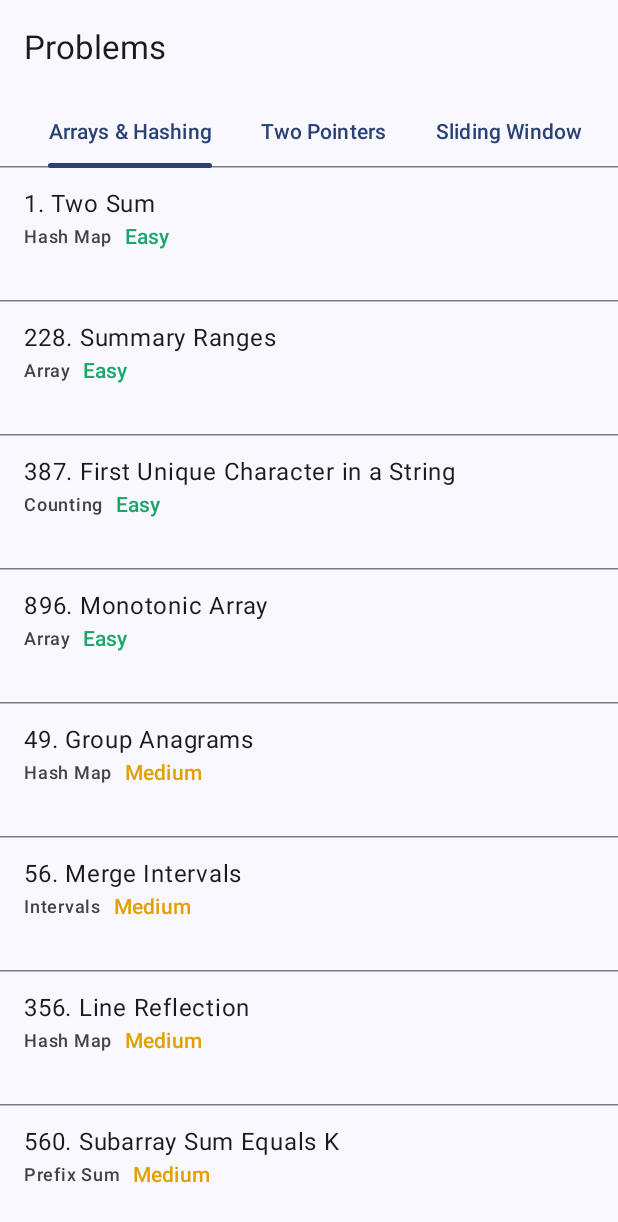
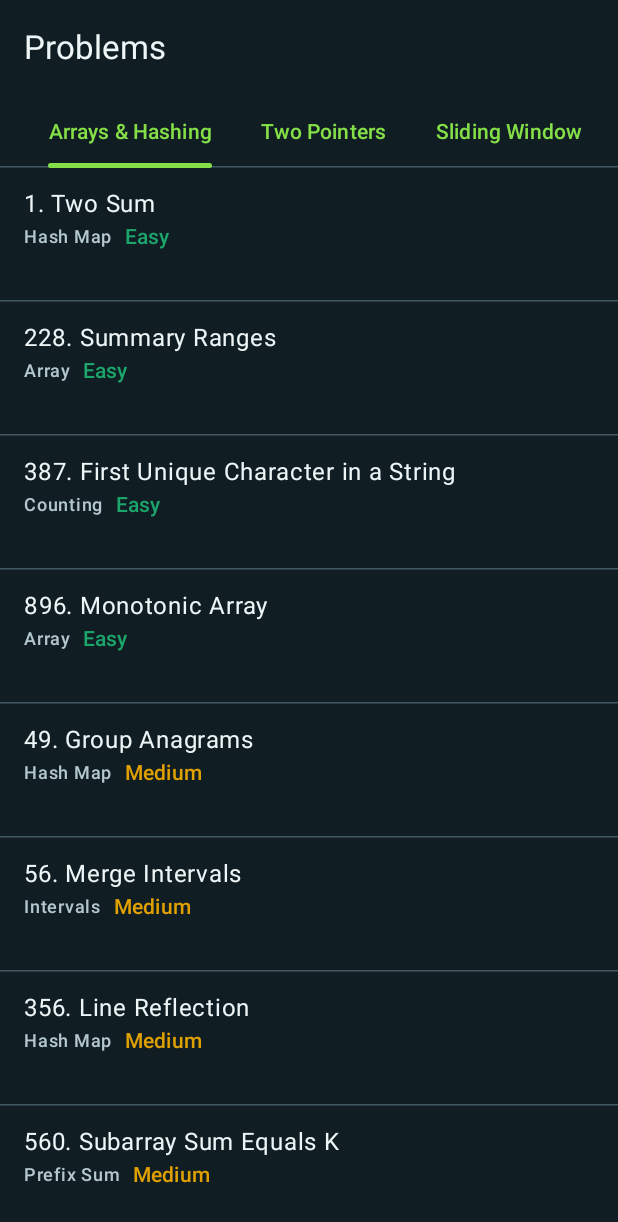
Before and after one commit to glebestraikh/leetcode-reminder, an Android app built with Jetpack Compose: the screen it shows after launch (MainActivity), on a phone screen of 412 x 824 dp. Shown: the top 1222 px of the screen. Run offline under Robolectric (Android 15) with nearby library versions, the phone set to English and light mode, and no system bars; our stand-ins replace Navigation 3, Room's generated code.

Commit message:
feat(ui): use a dark theme by default and expand Compose previews

```diff
--- a/app/src/main/java/com/glebestraikh/leetcodereminder/ui/theme/Color.kt
+++ /dev/null
@@ -1,11 +0,0 @@
-package com.glebestraikh.leetcodereminder.ui.theme
-
-import androidx.compose.ui.graphics.Color
-
-val Purple80 = Color(0xFFD0BCFF)
-val PurpleGrey80 = Color(0xFFCCC2DC)
-val Pink80 = Color(0xFFEFB8C8)
-
-val Purple40 = Color(0xFF6650a4)
-val PurpleGrey40 = Color(0xFF625b71)
-val Pink40 = Color(0xFF7D5260)
--- a/app/src/main/java/com/glebestraikh/leetcodereminder/ui/theme/Theme.kt
+++ b/app/src/main/java/com/glebestraikh/leetcodereminder/ui/theme/Theme.kt
@@ -1,46 +1,63 @@
 package com.glebestraikh.leetcodereminder.ui.theme
 
 import android.os.Build
-import androidx.compose.foundation.isSystemInDarkTheme
 import androidx.compose.material3.MaterialTheme
 import androidx.compose.material3.darkColorScheme
 import androidx.compose.material3.dynamicDarkColorScheme
-import androidx.compose.material3.dynamicLightColorScheme
-import androidx.compose.material3.lightColorScheme
 import androidx.compose.runtime.Composable
+import androidx.compose.ui.graphics.Color
 import androidx.compose.ui.platform.LocalContext
 
 private val DarkColorScheme = darkColorScheme(
-    primary = Purple80,
-    secondary = PurpleGrey80,
-    tertiary = Pink80
-)
-
-private val LightColorScheme = lightColorScheme(
-    primary = Purple40,
-    secondary = PurpleGrey40,
-    tertiary = Pink40
+    primary = Color(0xFF85E048),
+    onPrimary = Color(0xFF142900),
+    primaryContainer = Color(0xFF25481A),
+    onPrimaryContainer = Color(0xFFD5F9BC),
+    secondary = Color(0xFF66D4F3),
+    onSecondary = Color(0xFF003543),
+    secondaryContainer = Color(0xFF164351),
+    onSecondaryContainer = Color(0xFFC4F1FC),
+    tertiary = Color(0xFFFFD064),
+    onTertiary = Color(0xFF382800),
+    tertiaryContainer = Color(0xFF51401A),
+    onTertiaryContainer = Color(0xFFFFE6A7),
+    error = Color(0xFFFF9894),
+    onError = Color(0xFF4C1316),
+    errorContainer = Color(0xFF51252A),
+    onErrorContainer = Color(0xFFFFDAD7),
+    background = Color(0xFF101E24),
+    onBackground = Color(0xFFEDF5F6),
+    surface = Color(0xFF101E24),
+    onSurface = Color(0xFFEDF5F6),
+    surfaceVariant = Color(0xFF293D46),
+    onSurfaceVariant = Color(0xFFB4C7CE),
+    surfaceContainerLowest = Color(0xFF0B171C),
+    surfaceContainerLow = Color(0xFF15262D),
+    surfaceContainer = Color(0xFF1B2E36),
+    surfaceContainerHigh = Color(0xFF223740),
+    surfaceContainerHighest = Color(0xFF293D46),
+    surfaceDim = Color(0xFF101E24),
+    surfaceBright = Color(0xFF354A52),
+    outline = Color(0xFF78919A),
+    outlineVariant = Color(0xFF405861),
+    inverseSurface = Color(0xFFDCE8EB),
+    inverseOnSurface = Color(0xFF1B2E36),
+    inversePrimary = Color(0xFF386B10),
 )
 
 @Composable
 fun LeetCodeReminderTheme(
-    darkTheme: Boolean = isSystemInDarkTheme(),
-    dynamicColor: Boolean = true,
-    content: @Composable () -> Unit
+    dynamicColor: Boolean = false,
+    content: @Composable () -> Unit,
 ) {
-    val colorScheme = when {
-        dynamicColor && Build.VERSION.SDK_INT >= Build.VERSION_CODES.S -> {
-            val context = LocalContext.current
-            if (darkTheme) dynamicDarkColorScheme(context) else dynamicLightColorScheme(context)
-        }
-
-        darkTheme -> DarkColorScheme
-        else -> LightColorScheme
+    val colorScheme = if (dynamicColor && Build.VERSION.SDK_INT >= Build.VERSION_CODES.S) {
+        dynamicDarkColorScheme(LocalContext.current)
+    } else {
+        DarkColorScheme
     }
 
     MaterialTheme(
         colorScheme = colorScheme,
-        typography = Typography,
-        content = content
-    )
+        content = content,
+        )
 }
--- a/app/src/main/java/com/glebestraikh/leetcodereminder/ui/theme/Type.kt
+++ /dev/null
@@ -1,17 +0,0 @@
-package com.glebestraikh.leetcodereminder.ui.theme
-
-import androidx.compose.material3.Typography
-import androidx.compose.ui.text.TextStyle
-import androidx.compose.ui.text.font.FontFamily
-import androidx.compose.ui.text.font.FontWeight
-import androidx.compose.ui.unit.sp
-
-val Typography = Typography(
-    bodyLarge = TextStyle(
-        fontFamily = FontFamily.Default,
-        fontWeight = FontWeight.Normal,
-        fontSize = 16.sp,
-        lineHeight = 24.sp,
-        letterSpacing = 0.5.sp
-    )
-)
```
Also changed, not shown: app/src/main/java/com/glebestraikh/leetcodereminder/ui/home/Home.kt (+8 -0 lines), app/src/main/java/com/glebestraikh/leetcodereminder/ui/problem/ProblemDetailsScreen.kt (+99 -14 lines), app/src/main/java/com/glebestraikh/leetcodereminder/ui/problem/SolutionBuilder.kt (+25 -0 lines).
